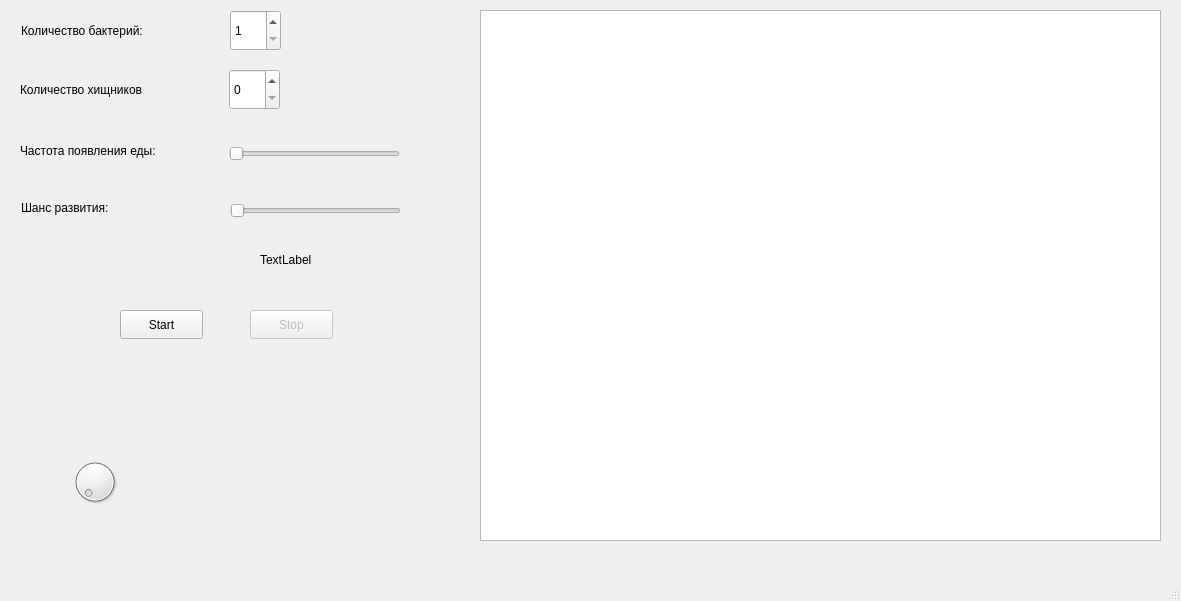
The window that Prct/mainwindow.ui (Zdrp2/Practic) describes before a commit, drawn with Qt 5.
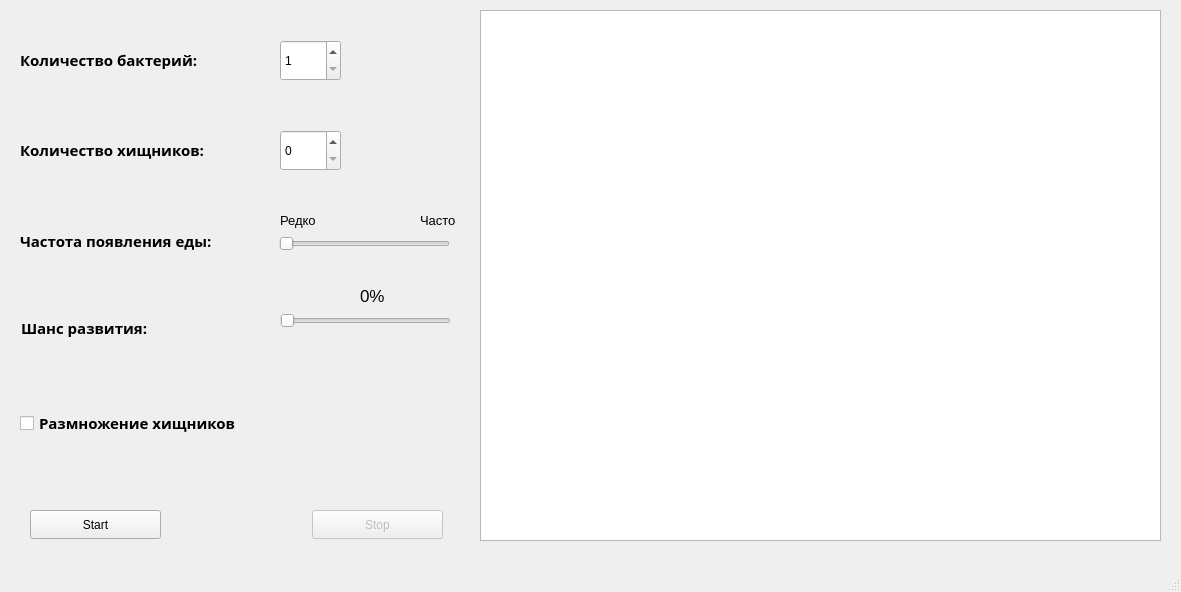
The same window after the commit.

```diff
--- a/Prct/mainwindow.ui
+++ b/Prct/mainwindow.ui
@@ -7,7 +7,7 @@
     <x>0</x>
     <y>0</y>
     <width>1181</width>
-    <height>601</height>
+    <height>592</height>
    </rect>
   </property>
   <property name="windowTitle">
@@ -27,8 +27,8 @@
    <widget class="QSlider" name="horizontalSlider">
     <property name="geometry">
      <rect>
-      <x>229</x>
-      <y>143</y>
+      <x>279</x>
+      <y>233</y>
       <width>171</width>
       <height>21</height>
      </rect>
@@ -49,9 +49,9 @@
     </property>
     <property name="geometry">
      <rect>
-      <x>250</x>
-      <y>310</y>
-      <width>83</width>
+      <x>312</x>
+      <y>510</y>
+      <width>131</width>
       <height>29</height>
      </rect>
     </property>
@@ -62,9 +62,9 @@
    <widget class="QSpinBox" name="spinBox">
     <property name="geometry">
      <rect>
-      <x>230</x>
-      <y>10</y>
-      <width>51</width>
+      <x>280</x>
+      <y>40</y>
+      <width>61</width>
       <height>41</height>
      </rect>
     </property>
@@ -75,12 +75,19 @@
    <widget class="QLabel" name="label">
     <property name="geometry">
      <rect>
-      <x>21</x>
-      <y>21</y>
-      <width>153</width>
+      <x>20</x>
+      <y>50</y>
+      <width>241</width>
       <height>20</height>
      </rect>
     </property>
+    <property name="font">
+     <font>
+      <family>Felix Titling</family>
+      <pointsize>11</pointsize>
+      <bold>true</bold>
+     </font>
+    </property>
     <property name="text">
      <string>Количество бактерий:</string>
     </property>
@@ -88,9 +95,9 @@
    <widget class="QPushButton" name="pushButton">
     <property name="geometry">
      <rect>
-      <x>120</x>
-      <y>310</y>
-      <width>83</width>
+      <x>30</x>
+      <y>510</y>
+      <width>131</width>
       <height>29</height>
      </rect>
     </property>
@@ -102,11 +109,18 @@
     <property name="geometry">
      <rect>
       <x>20</x>
-      <y>130</y>
-      <width>181</width>
+      <y>220</y>
+      <width>231</width>
       <height>41</height>
      </rect>
     </property>
+    <property name="font">
+     <font>
+      <family>Imprint MT Shadow</family>
+      <pointsize>11</pointsize>
+      <bold>true</bold>
+     </font>
+    </property>
     <property name="text">
      <string>Частота появления еды:</string>
     </property>
@@ -114,9 +128,9 @@
    <widget class="QSpinBox" name="spinBox_2">
     <property name="geometry">
      <rect>
-      <x>229</x>
-      <y>69</y>
-      <width>51</width>
+      <x>280</x>
+      <y>130</y>
+      <width>61</width>
       <height>41</height>
      </rect>
     </property>
@@ -128,24 +142,38 @@
     <property name="geometry">
      <rect>
       <x>20</x>
-      <y>80</y>
-      <width>171</width>
+      <y>140</y>
+      <width>261</width>
       <height>20</height>
      </rect>
     </property>
+    <property name="font">
+     <font>
+      <family>Imprint MT Shadow</family>
+      <pointsize>11</pointsize>
+      <bold>true</bold>
+     </font>
+    </property>
     <property name="text">
-     <string>Количество хищников</string>
+     <string>Количество хищников:</string>
     </property>
    </widget>
    <widget class="QLabel" name="label_4">
     <property name="geometry">
      <rect>
       <x>21</x>
-      <y>187</y>
+      <y>307</y>
       <width>181</width>
       <height>41</height>
      </rect>
     </property>
+    <property name="font">
+     <font>
+      <family>Imprint MT Shadow</family>
+      <pointsize>11</pointsize>
+      <bold>true</bold>
+     </font>
+    </property>
     <property name="text">
      <string>Шанс развития:</string>
     </property>
@@ -153,8 +181,8 @@
    <widget class="QSlider" name="horizontalSlider_2">
     <property name="geometry">
      <rect>
-      <x>230</x>
-      <y>200</y>
+      <x>280</x>
+      <y>310</y>
       <width>171</width>
       <height>21</height>
      </rect>
@@ -172,33 +200,82 @@
      <enum>Qt::Horizontal</enum>
     </property>
    </widget>
-   <widget class="QDial" name="dial">
-    <property name="geometry">
-     <rect>
-      <x>70</x>
-      <y>450</y>
-      <width>50</width>
-      <height>64</height>
-     </rect>
-    </property>
-    <property name="minimum">
-     <number>1</number>
-    </property>
-    <property name="maximum">
-     <number>100</number>
-    </property>
-   </widget>
    <widget class="QLabel" name="label_5">
     <property name="geometry">
      <rect>
-      <x>260</x>
-      <y>250</y>
-      <width>63</width>
+      <x>360</x>
+      <y>280</y>
+      <width>61</width>
+      <height>31</height>
+     </rect>
+    </property>
+    <property name="font">
+     <font>
+      <pointsize>13</pointsize>
+      <bold>false</bold>
+     </font>
+    </property>
+    <property name="text">
+     <string>0%</string>
+    </property>
+    <property name="textFormat">
+     <enum>Qt::AutoText</enum>
+    </property>
+   </widget>
+   <widget class="QCheckBox" name="checkBox">
+    <property name="geometry">
+     <rect>
+      <x>20</x>
+      <y>410</y>
+      <width>261</width>
+      <height>26</height>
+     </rect>
+    </property>
+    <property name="font">
+     <font>
+      <family>Imprint MT Shadow</family>
+      <pointsize>11</pointsize>
+      <bold>true</bold>
+     </font>
+    </property>
+    <property name="text">
+     <string>Размножение хищников</string>
+    </property>
+   </widget>
+   <widget class="QLabel" name="label_6">
+    <property name="geometry">
+     <rect>
+      <x>280</x>
+      <y>210</y>
+      <width>111</width>
       <height>20</height>
      </rect>
     </property>
+    <property name="font">
+     <font>
+      <pointsize>10</pointsize>
+     </font>
+    </property>
     <property name="text">
-     <string>TextLabel</string>
+     <string>Редко</string>
+    </property>
+   </widget>
+   <widget class="QLabel" name="label_7">
+    <property name="geometry">
+     <rect>
+      <x>420</x>
+      <y>210</y>
+      <width>51</width>
+      <height>20</height>
+     </rect>
+    </property>
+    <property name="font">
+     <font>
+      <pointsize>10</pointsize>
+     </font>
+    </property>
+    <property name="text">
+     <string>Часто</string>
     </property>
    </widget>
   </widget>
```
